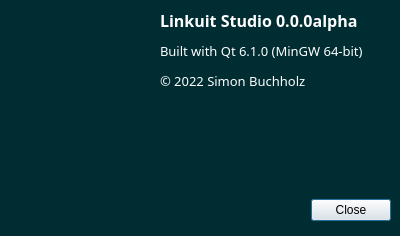
Before: the Qt Designer form AboutDialog.ui in SimonBuxx/Linkuit-Studio, drawn with Qt 5.
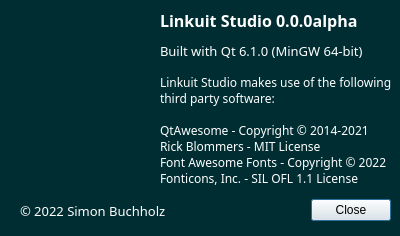
After: the same form once the commit is applied. Icons and pictures are not drawn.

Commit message: Updated About dialog

```diff
--- a/AboutDialog.ui
+++ b/AboutDialog.ui
@@ -10,6 +10,24 @@
     <height>236</height>
    </rect>
   </property>
+  <property name="sizePolicy">
+   <sizepolicy hsizetype="Fixed" vsizetype="Fixed">
+    <horstretch>0</horstretch>
+    <verstretch>0</verstretch>
+   </sizepolicy>
+  </property>
+  <property name="minimumSize">
+   <size>
+    <width>400</width>
+    <height>236</height>
+   </size>
+  </property>
+  <property name="maximumSize">
+   <size>
+    <width>400</width>
+    <height>236</height>
+   </size>
+  </property>
   <property name="windowTitle">
    <string>About Linkuit Studio</string>
   </property>
@@ -140,8 +158,8 @@
   <widget class="QLabel" name="copyrightLabel">
    <property name="geometry">
     <rect>
-     <x>160</x>
-     <y>70</y>
+     <x>20</x>
+     <y>200</y>
      <width>251</width>
      <height>21</height>
     </rect>
@@ -168,6 +186,43 @@
     <bool>false</bool>
    </property>
   </widget>
+  <widget class="QLabel" name="licensesLabel">
+   <property name="geometry">
+    <rect>
+     <x>160</x>
+     <y>70</y>
+     <width>251</width>
+     <height>121</height>
+    </rect>
+   </property>
+   <property name="font">
+    <font>
+     <family>Quicksand</family>
+     <pointsize>9</pointsize>
+     <weight>50</weight>
+     <italic>false</italic>
+     <bold>false</bold>
+     <strikeout>false</strikeout>
+     <kerning>true</kerning>
+    </font>
+   </property>
+   <property name="styleSheet">
+    <string notr="true">font: 9pt &quot;Quicksand&quot;;
+color: white;</string>
+   </property>
+   <property name="text">
+    <string>Linkuit Studio makes use of the following
+third party software:
+
+QtAwesome - Copyright © 2014-2021
+Rick Blommers - MIT License
+Font Awesome Fonts - Copyright © 2022
+Fonticons, Inc. - SIL OFL 1.1 License</string>
+   </property>
+   <property name="wordWrap">
+    <bool>false</bool>
+   </property>
+  </widget>
  </widget>
  <resources>
   <include location="resources.qrc"/>
```
